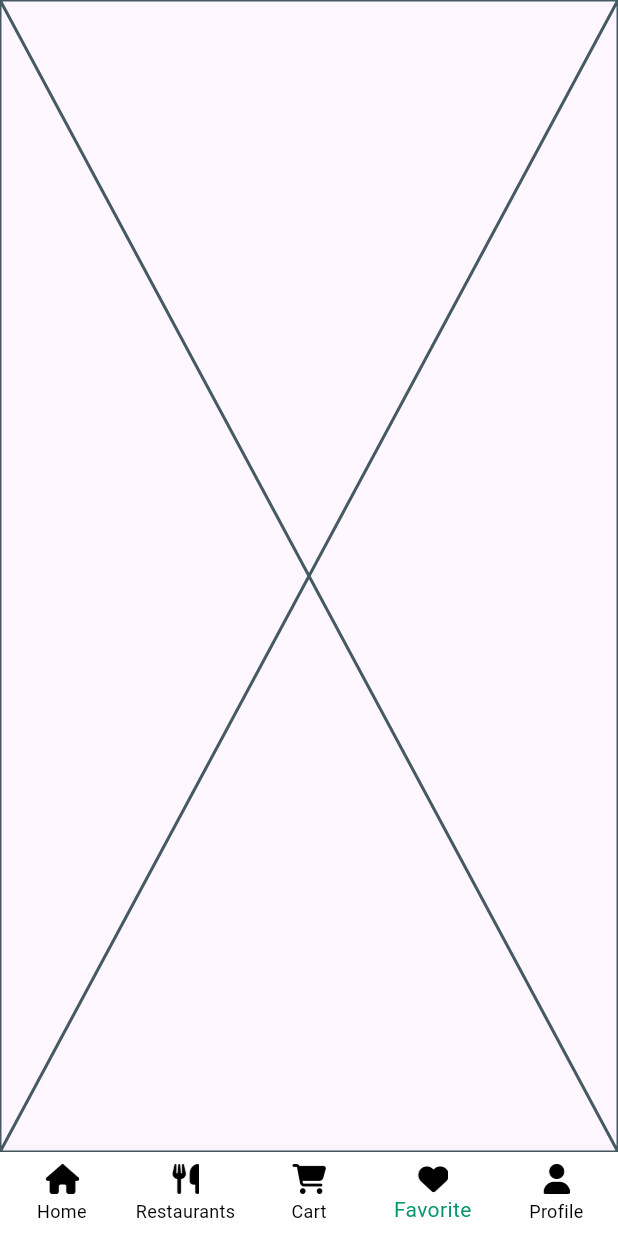
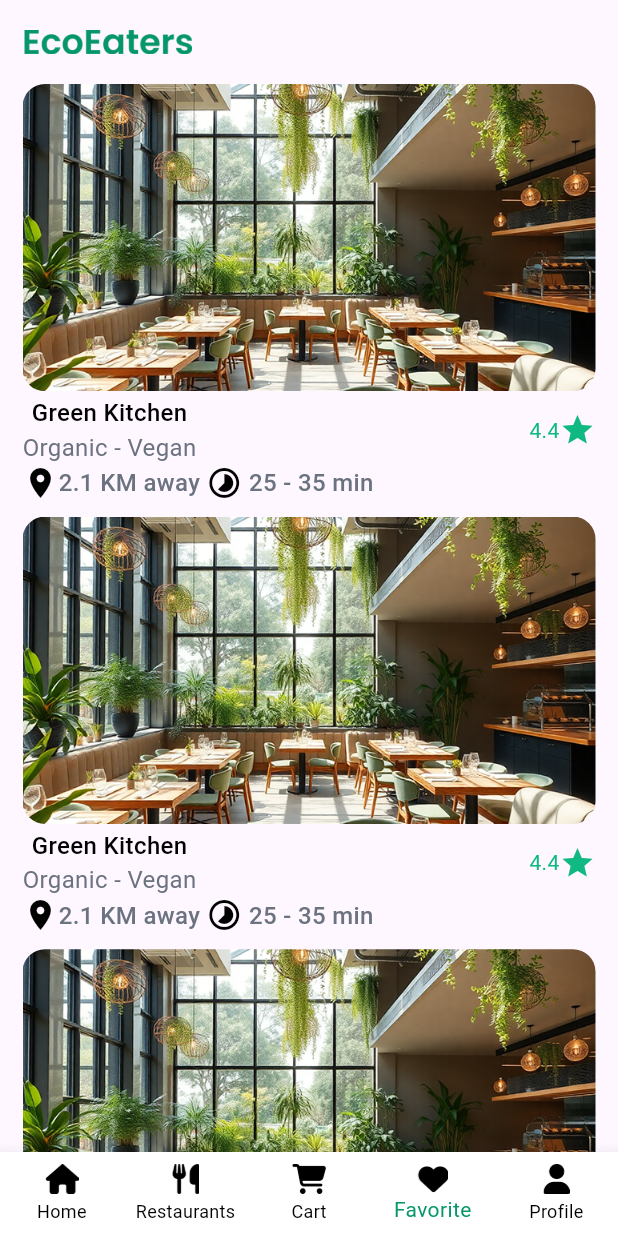
Before and after one commit to Faridaessam1/EcoEatersApp, a Flutter app: the screen it shows after launch, item 4 of the bottom bar chosen, on a phone screen of 412 x 824 dp. Run offline on Flutter 3.47's test engine with Material 3 defaults, Android fonts, the phone set to English and light mode, and no system bars; our stand-ins replace bot_toast, flutter_easyloading.

Commit message:
*finish Customer favorite tab

```diff
--- a/lib/customer/favoriteTab/favorite_tab.dart
+++ b/lib/customer/favoriteTab/favorite_tab.dart
@@ -1,9 +1,70 @@
 import 'package:flutter/cupertino.dart';
+import 'package:flutter/material.dart';
+
+import '../../Data/restaurant_card_data.dart';
+import '../../core/constants/app_assets.dart';
+import '../widgets/restaurant_card.dart';
 
 class FavoriteTab extends StatelessWidget{
+  List<RestaurantCardData> restaurantsData=[
+    RestaurantCardData(
+      imgPath: AppAssets.restaurantsCardImg,
+      restaurantName: "Green Kitchen",
+      restaurantCategory: "Organic - Vegan",
+      location: "2.1 KM away ",
+      deliveryEstimatedTime:" 25 - 35 min ",
+    ),
+    RestaurantCardData(
+      imgPath: AppAssets.restaurantsCardImg,
+      restaurantName: "Green Kitchen",
+      restaurantCategory: "Organic - Vegan",
+      location: "2.1 KM away ",
+      deliveryEstimatedTime:" 25 - 35 min ",
+    ),
+    RestaurantCardData(
+      imgPath: AppAssets.restaurantsCardImg,
+      restaurantName: "Green Kitchen",
+      restaurantCategory: "Organic - Vegan",
+      location: "2.1 KM away ",
+      deliveryEstimatedTime:" 25 - 35 min ",
+    ),
+    RestaurantCardData(
+      imgPath: AppAssets.restaurantsCardImg,
+      restaurantName: "Green Kitchen",
+      restaurantCategory: "Organic - Vegan",
+      location: "2.1 KM away ",
+      deliveryEstimatedTime:" 25 - 35 min ",
+    ),
+  ];
   @override
   Widget build(BuildContext context) {
-    return Placeholder();
+    var height = MediaQuery.of(context).size.height;
+    return Scaffold(
+      appBar: AppBar(
+        title: Image.asset(
+          AppAssets.appLogo,
+          height: height * 0.02,
+        ),
+      ),
+
+      body: Padding(
+        padding: const EdgeInsets.symmetric(horizontal: 15),
+        child: Column(
+          children: [
+            Expanded(
+              child: ListView.separated(
+                itemBuilder:(context, index) => RestaurantCard(
+                  restaurantCardData:restaurantsData[index] ,
+                ),
+                separatorBuilder: (context, index) => SizedBox(width:16 ,),
+                itemCount: restaurantsData.length,
+              ),
+            ),
+
+          ],
+        ),
+      ),
+    );
   }
 
 }
--- a/lib/customer/homeTab/home_tab.dart
+++ b/lib/customer/homeTab/home_tab.dart
@@ -1,6 +1,6 @@
 import 'package:eco_eaters_app/core/constants/app_assets.dart';
 import 'package:eco_eaters_app/core/constants/app_colors.dart';
-import 'package:eco_eaters_app/customer/homeTab/widgets/food_item_card.dart';
+import 'package:eco_eaters_app/customer/widgets/food_item_card.dart';
 import 'package:flutter/material.dart';
 
 class HomeTab extends StatelessWidget {
--- a/lib/customer/restaurantsFoodItems/restaurants_food_items.dart
+++ b/lib/customer/restaurantsFoodItems/restaurants_food_items.dart
@@ -2,7 +2,7 @@ import 'package:eco_eaters_app/core/constants/app_assets.dart';
 import 'package:flutter/material.dart';
 
 import '../../core/constants/app_colors.dart';
-import '../homeTab/widgets/food_item_card.dart';
+import '../widgets/food_item_card.dart';
 
 class RestaurantFoodItem extends StatelessWidget {
 
--- a/lib/customer/restaurantsTab/restaurants_tab.dart
+++ b/lib/customer/restaurantsTab/restaurants_tab.dart
@@ -3,7 +3,7 @@ import 'package:eco_eaters_app/core/constants/app_colors.dart';
 import 'package:eco_eaters_app/core/routes/routes_name.dart';
 import 'package:eco_eaters_app/core/widgets/custom_text_form_field.dart';
 import 'package:eco_eaters_app/customer/restaurantsTab/widgets/custom_tab_bar_item.dart';
-import 'package:eco_eaters_app/customer/restaurantsTab/widgets/restaurant_card.dart';
+import 'package:eco_eaters_app/customer/widgets/restaurant_card.dart';
 import 'package:flutter/material.dart';
 
 import '../../Data/restaurant_card_data.dart';
--- a/lib/customer/restaurantsTab/widgets/restaurant_card.dart
+++ b/lib/customer/widgets/restaurant_card.dart
@@ -1,8 +1,8 @@
 import 'package:flutter/material.dart';
 
-import '../../../core/constants/app_assets.dart';
-import '../../../core/constants/app_colors.dart';
-import '../../../Data/restaurant_card_data.dart';
+import '../../core/constants/app_assets.dart';
+import '../../core/constants/app_colors.dart';
+import '../../Data/restaurant_card_data.dart';
 
 class RestaurantCard extends StatelessWidget{
   RestaurantCardData restaurantCardData;
```
Also changed, not shown: lib/customer/widgets/food_item_card.dart (renamed from lib/customer/homeTab/widgets/food_item_card.dart).
